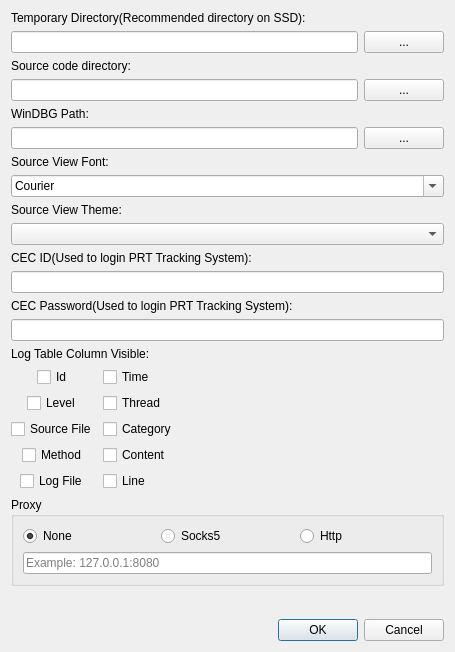
missdeer/cjlv, file preferencedialog.ui: the form before one commit.
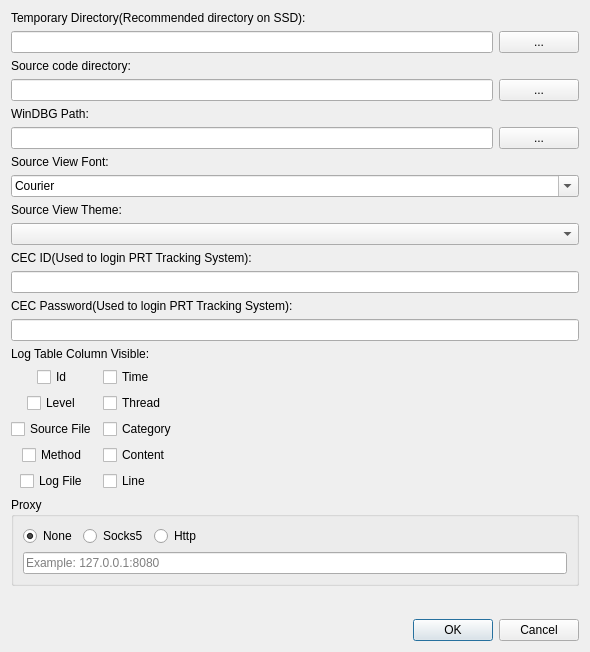
The form after the commit.

What changed in the file:
```diff
--- a/preferencedialog.ui
+++ b/preferencedialog.ui
@@ -6,7 +6,7 @@
    <rect>
     <x>0</x>
     <y>0</y>
-    <width>455</width>
+    <width>590</width>
     <height>652</height>
    </rect>
   </property>
@@ -247,6 +247,19 @@
           </property>
          </widget>
         </item>
+        <item>
+         <spacer name="horizontalSpacer">
+          <property name="orientation">
+           <enum>Qt::Horizontal</enum>
+          </property>
+          <property name="sizeHint" stdset="0">
+           <size>
+            <width>40</width>
+            <height>20</height>
+           </size>
+          </property>
+         </spacer>
+        </item>
        </layout>
       </item>
       <item>
```
